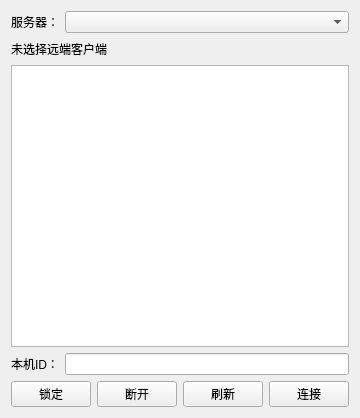
The window that Gui/Control/ConnectControl.ui (taynpg/frelay) describes before a commit, drawn with Qt 5.
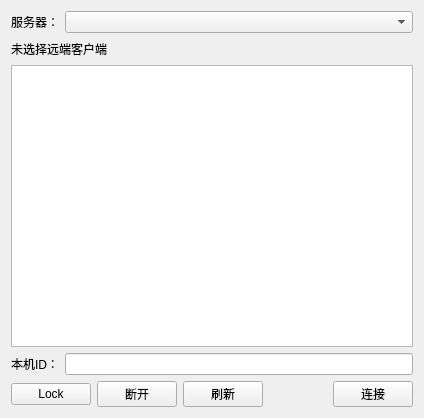
The same window after the commit.

Commit message: 宽度细节处理。

```diff
--- a/Gui/Control/ConnectControl.ui
+++ b/Gui/Control/ConnectControl.ui
@@ -6,7 +6,7 @@
    <rect>
     <x>0</x>
     <y>0</y>
-    <width>331</width>
+    <width>424</width>
     <height>418</height>
    </rect>
   </property>
@@ -81,7 +81,7 @@
      <item>
       <widget class="QPushButton" name="btnLock">
        <property name="text">
-        <string>锁定</string>
+        <string>Lock</string>
        </property>
       </widget>
      </item>
```
Left out of the diff: 3 changed lines with no effect on the pictures. The commit also changes 1 other file.
